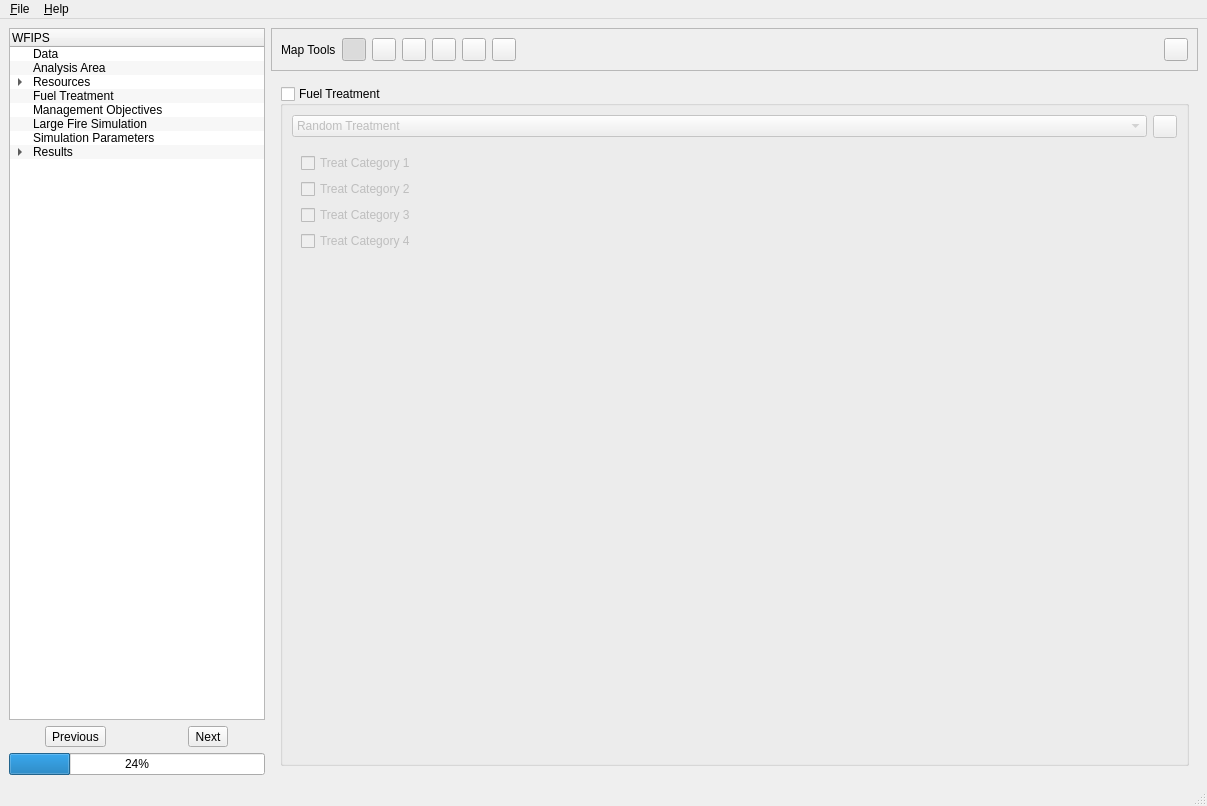
Before: the Qt Designer form irs/src/gui/wfipsmainwindow.ui in firelab/wfips, drawn with Qt 5.
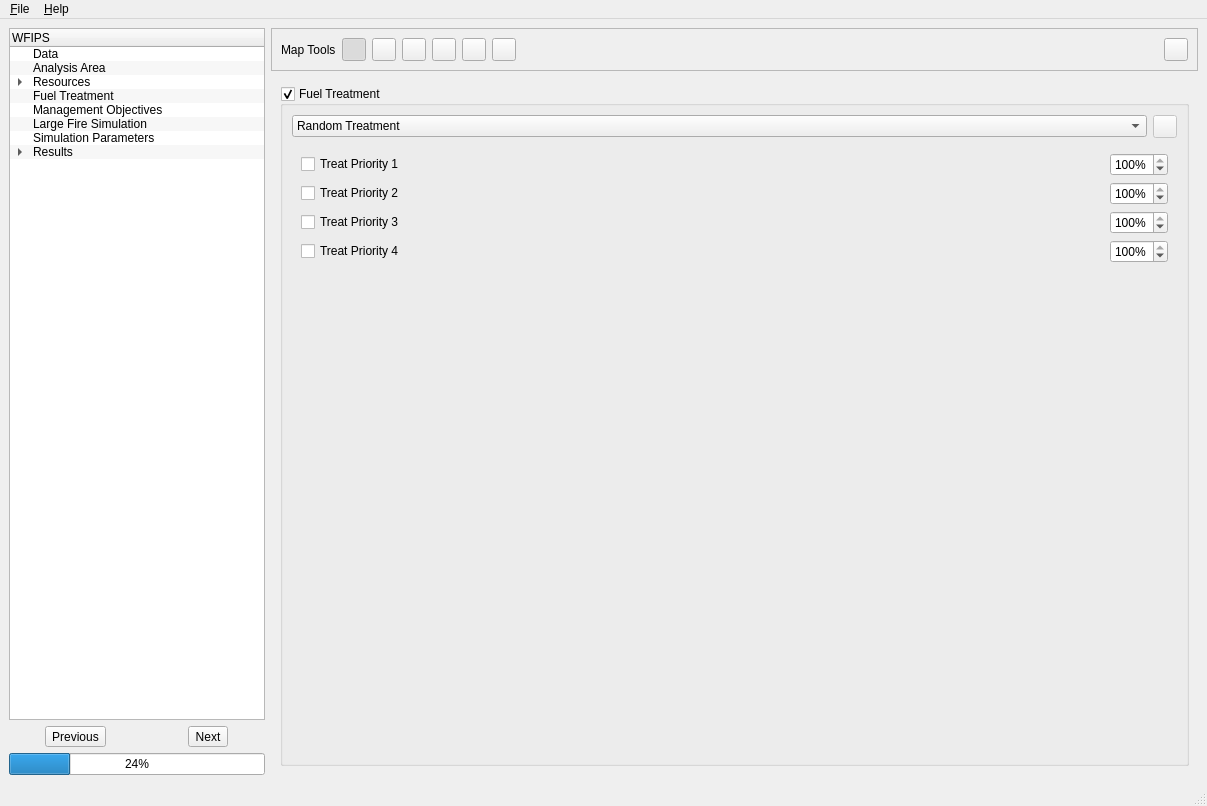
After: the same form once the commit is applied. The open tabs and pages were chosen to show the change.

What changed in the file:
```diff
--- a/irs/src/gui/wfipsmainwindow.ui
+++ b/irs/src/gui/wfipsmainwindow.ui
@@ -1151,7 +1151,7 @@
              <bool>true</bool>
             </property>
             <property name="checked">
-             <bool>false</bool>
+             <bool>true</bool>
             </property>
             <layout class="QVBoxLayout" name="verticalLayout_12">
              <item>
@@ -1342,32 +1342,164 @@
                <widget class="QWidget" name="page_5">
                 <layout class="QVBoxLayout" name="verticalLayout_24">
                  <item>
-                  <widget class="QCheckBox" name="wfpCat1CheckBox">
-                   <property name="text">
-                    <string>Treat Category 1</string>
-                   </property>
-                  </widget>
+                  <layout class="QHBoxLayout" name="horizontalLayout_16">
+                   <item>
+                    <widget class="QCheckBox" name="wfpCat1CheckBox">
+                     <property name="text">
+                      <string>Treat Priority 1</string>
+                     </property>
+                    </widget>
+                   </item>
+                   <item>
+                    <spacer name="horizontalSpacer_20">
+                     <property name="orientation">
+                      <enum>Qt::Horizontal</enum>
+                     </property>
+                     <property name="sizeHint" stdset="0">
+                      <size>
+                       <width>40</width>
+                       <height>20</height>
+                      </size>
+                     </property>
+                    </spacer>
+                   </item>
+                   <item>
+                    <widget class="QSpinBox" name="wfpCat1SpinBox">
+                     <property name="accelerated">
+                      <bool>true</bool>
+                     </property>
+                     <property name="suffix">
+                      <string>%</string>
+                     </property>
+                     <property name="maximum">
+                      <number>100</number>
+                     </property>
+                     <property name="value">
+                      <number>100</number>
+                     </property>
+                    </widget>
+                   </item>
+                  </layout>
                  </item>
                  <item>
-                  <widget class="QCheckBox" name="wfpCat2CheckBox">
-                   <property name="text">
-                    <string>Treat Category 2</string>
-                   </property>
-                  </widget>
+                  <layout class="QHBoxLayout" name="horizontalLayout_29">
+                   <item>
+                    <widget class="QCheckBox" name="wfpCat2CheckBox">
+                     <property name="text">
+                      <string>Treat Priority 2</string>
+                     </property>
+                    </widget>
+                   </item>
+                   <item>
+                    <spacer name="horizontalSpacer_23">
+                     <property name="orientation">
+                      <enum>Qt::Horizontal</enum>
+                     </property>
+                     <property name="sizeHint" stdset="0">
+                      <size>
+                       <width>40</width>
+                       <height>20</height>
+                      </size>
+                     </property>
+                    </spacer>
+                   </item>
+                   <item>
+                    <widget class="QSpinBox" name="wfpCat2SpinBox">
+                     <property name="accelerated">
+                      <bool>true</bool>
+                     </property>
+                     <property name="suffix">
+                      <string>%</string>
+                     </property>
+                     <property name="maximum">
+                      <number>100</number>
+                     </property>
+                     <property name="value">
+                      <number>100</number>
+                     </property>
+                    </widget>
+                   </item>
+                  </layout>
                  </item>
                  <item>
-                  <widget class="QCheckBox" name="wfpCat3CheckBox">
-                   <property name="text">
-                    <string>Treat Category 3</string>
-                   </property>
-                  </widget>
+                  <layout class="QHBoxLayout" name="horizontalLayout_28">
+                   <item>
+                    <widget class="QCheckBox" name="wfpCat3CheckBox">
+                     <property name="text">
+                      <string>Treat Priority 3</string>
+                     </property>
+                    </widget>
+                   </item>
+                   <item>
+                    <spacer name="horizontalSpacer_21">
+                     <property name="orientation">
+                      <enum>Qt::Horizontal</enum>
+                     </property>
+                     <property name="sizeHint" stdset="0">
+                      <size>
+                       <width>40</width>
+                       <height>20</height>
+                      </size>
+                     </property>
+                    </spacer>
+                   </item>
+                   <item>
+                    <widget class="QSpinBox" name="wfpCat3SpinBox">
+                     <property name="accelerated">
+                      <bool>true</bool>
+                     </property>
+                     <property name="suffix">
+                      <string>%</string>
+                     </property>
+                     <property name="maximum">
+                      <number>100</number>
+                     </property>
+                     <property name="value">
+                      <number>100</number>
+                     </property>
+                    </widget>
+                   </item>
+                  </layout>
                  </item>
                  <item>
-                  <widget class="QCheckBox" name="wfpCat4CheckBox">
-                   <property name="text">
-                    <string>Treat Category 4</string>
-                   </property>
-                  </widget>
+                  <layout class="QHBoxLayout" name="horizontalLayout_27">
+                   <item>
+                    <widget class="QCheckBox" name="wfpCat4CheckBox">
+                     <property name="text">
+                      <string>Treat Priority 4</string>
+                     </property>
+                    </widget>
+                   </item>
+                   <item>
+                    <spacer name="horizontalSpacer_24">
+                     <property name="orientation">
+                      <enum>Qt::Horizontal</enum>
+                     </property>
+                     <property name="sizeHint" stdset="0">
+                      <size>
+                       <width>40</width>
+                       <height>20</height>
+                      </size>
+                     </property>
+                    </spacer>
+                   </item>
+                   <item>
+                    <widget class="QSpinBox" name="wfpCat4SpinBox">
+                     <property name="accelerated">
+                      <bool>true</bool>
+                     </property>
+                     <property name="suffix">
+                      <string>%</string>
+                     </property>
+                     <property name="maximum">
+                      <number>100</number>
+                     </property>
+                     <property name="value">
+                      <number>100</number>
+                     </property>
+                    </widget>
+                   </item>
+                  </layout>
                  </item>
                  <item>
                   <spacer name="verticalSpacer_6">
```
Left out of the diff: 6 changed lines with no effect on the pictures.
